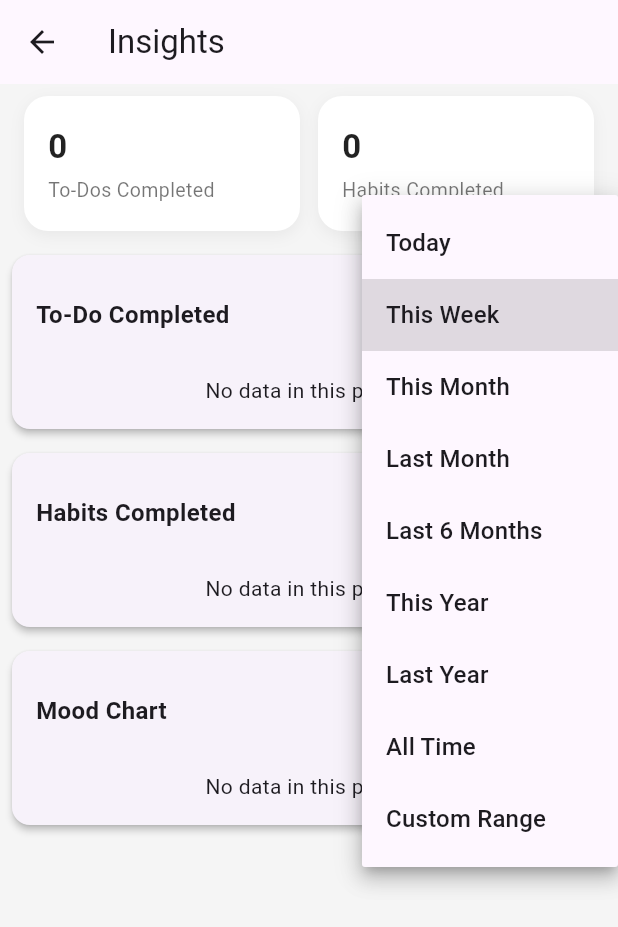
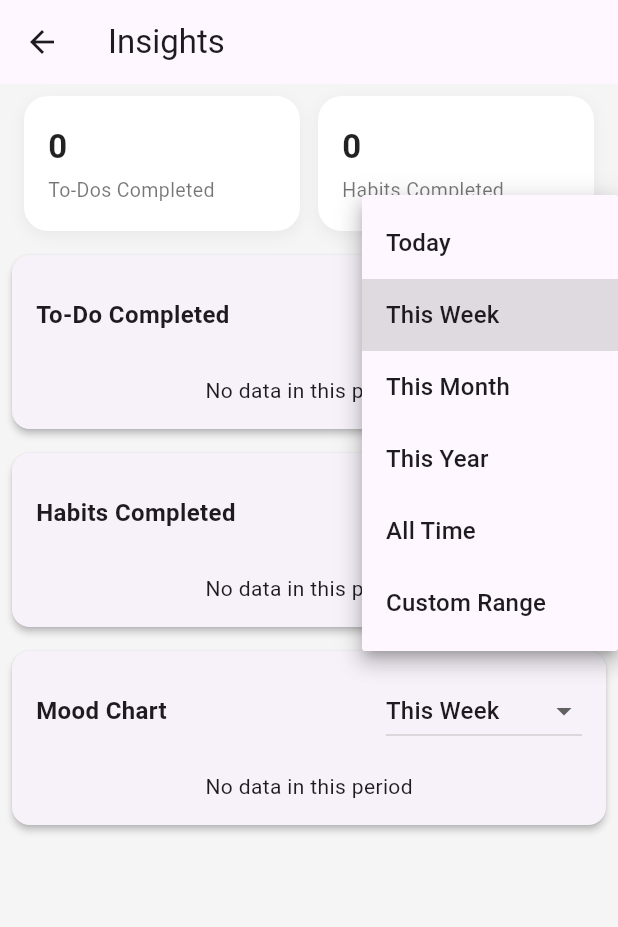
Before and after one commit to tranght0o/my_productivity_app, a Flutter app: the InsightScreen screen opened directly, after a tap on "This Week", on a phone screen of 412 x 824 dp. Shown: the top 927 px of the screen. Run offline on Flutter 3.47's test engine with Material 3 defaults, Android fonts, the phone set to English and light mode, and no system bars; our stand-ins replace cloud_firestore, firebase_auth, firebase_core, fl_chart, image_picker, month_picker_dialog and 1 more; accounts and stored records are empty.

Commit message:
Refactor TimeRangeDropdown by removing options
Removed unused time range options and formatted the constructor.

```diff
--- a/lib/screens/insight/widgets/time_range_dropdown.dart
+++ b/lib/screens/insight/widgets/time_range_dropdown.dart
@@ -4,10 +4,7 @@ enum TimeRange {
   today,
   thisWeek,
   thisMonth,
-  lastMonth,
-  last6Months,
   thisYear,
-  lastYear,
   allTime,
   custom,
 }
@@ -16,7 +13,11 @@ class TimeRangeDropdown extends StatelessWidget {
   final TimeRange selected;
   final Function(TimeRange) onChanged;
 
-  const TimeRangeDropdown({super.key, required this.selected, required this.onChanged});
+  const TimeRangeDropdown({
+    super.key,
+    required this.selected,
+    required this.onChanged,
+  });
 
   @override
   Widget build(BuildContext context) {
@@ -34,15 +35,18 @@ class TimeRangeDropdown extends StatelessWidget {
 
   String _label(TimeRange r) {
     switch (r) {
-      case TimeRange.today: return "Today";
-      case TimeRange.thisWeek: return "This Week";
-      case TimeRange.thisMonth: return "This Month";
-      case TimeRange.lastMonth: return "Last Month";
-      case TimeRange.last6Months: return "Last 6 Months";
-      case TimeRange.thisYear: return "This Year";
-      case TimeRange.lastYear: return "Last Year";
-      case TimeRange.allTime: return "All Time";
-      case TimeRange.custom: return "Custom Range";
+      case TimeRange.today:
+        return "Today";
+      case TimeRange.thisWeek:
+        return "This Week";
+      case TimeRange.thisMonth:
+        return "This Month";
+      case TimeRange.thisYear:
+        return "This Year";
+      case TimeRange.allTime:
+        return "All Time";
+      case TimeRange.custom:
+        return "Custom Range";
     }
   }
 }
```
